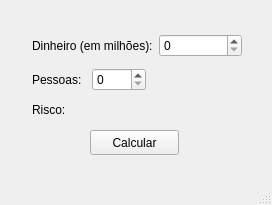
First picture: the form in 2_logica_fuzzy/logica_fuzzy.ui, repository MikeHGO/ia-cc-2019-2-michael, before the edit.
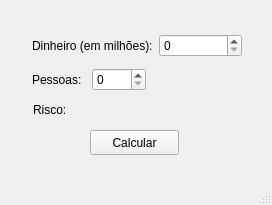
Second picture: the form after the edit.

Commit message: YES! YES!. logica_fuzzy_from_ui.py

```diff
--- a/2_logica_fuzzy/logica_fuzzy.ui
+++ b/2_logica_fuzzy/logica_fuzzy.ui
@@ -27,7 +27,7 @@
      <string>Calcular</string>
     </property>
    </widget>
-   <widget class="QWidget" name="">
+   <widget class="QWidget" name="layoutWidget">
     <property name="geometry">
      <rect>
       <x>32</x>
@@ -49,7 +49,7 @@
      </item>
     </layout>
    </widget>
-   <widget class="QWidget" name="">
+   <widget class="QWidget" name="layoutWidget">
     <property name="geometry">
      <rect>
       <x>32</x>
@@ -71,31 +71,31 @@
      </item>
     </layout>
    </widget>
-   <widget class="QWidget" name="">
-    <property name="geometry">
-     <rect>
-      <x>32</x>
-      <y>100</y>
-      <width>111</width>
-      <height>19</height>
-     </rect>
-    </property>
-    <layout class="QHBoxLayout" name="horizontalLayout_3">
-     <item>
       <widget class="QLabel" name="riscoLabel">
+    <property name="geometry">
+     <rect>
+      <x>33</x>
+      <y>101</y>
+      <width>40</width>
+      <height>17</height>
+     </rect>
+    </property>
        <property name="text">
         <string>Risco:</string>
        </property>
       </widget>
-     </item>
-     <item>
       <widget class="QLabel" name="riscoLabel2">
+    <property name="geometry">
+     <rect>
+      <x>79</x>
+      <y>101</y>
+      <width>161</width>
+      <height>17</height>
+     </rect>
+    </property>
        <property name="text">
         <string/>
        </property>
-      </widget>
-     </item>
-    </layout>
    </widget>
   </widget>
   <widget class="QMenuBar" name="menubar">
```
Lines whose indentation alone changed are shown as unchanged. The commit also changes 1 other file.
